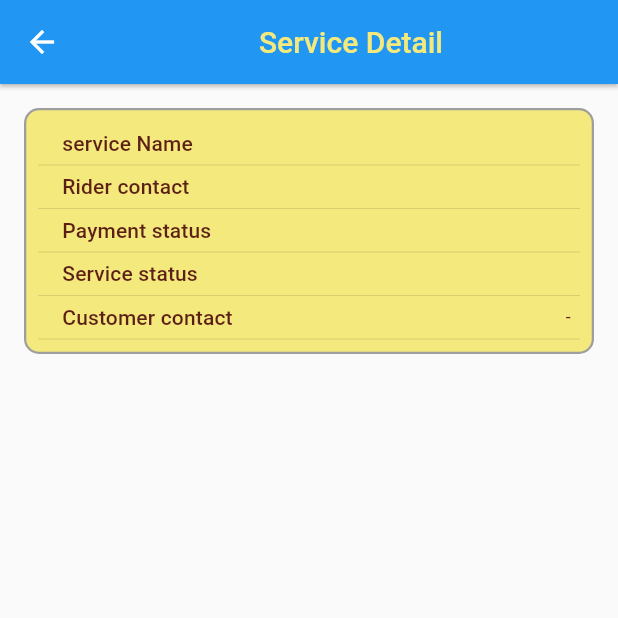
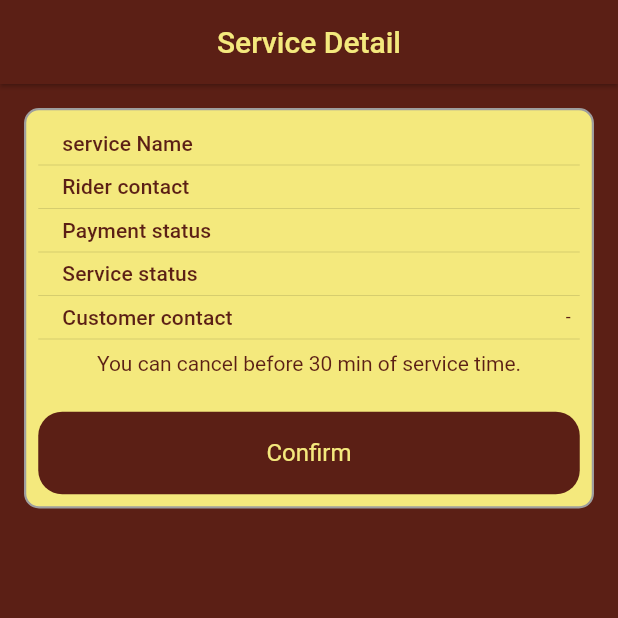
Before and after one commit to Ayush-Jung/errunds-, a Flutter app: the RiderDetailScreen screen opened directly, on a phone screen of 412 x 824 dp, the top half of it. Run offline on Flutter 3.47's test engine with Material 2 defaults, Android fonts, the phone set to English and light mode, and no system bars; our stand-ins replace avatar_glow, cloud_firestore, firebase_auth, firebase_core, firebase_storage, flutter_svg and 2 more; accounts and stored records are empty; project files that could hold a hidden picture were left out.

Commit message:
smoting stat

```diff
--- a/lib/screens/customer/rider_detail.dart
+++ b/lib/screens/customer/rider_detail.dart
@@ -1,8 +1,10 @@
+import 'package:errunds_application/custom_item/custom_button.dart';
 import 'package:errunds_application/custom_item/custom_container.dart';
 import 'package:errunds_application/helpers/colors.dart';
 import 'package:errunds_application/helpers/custom_text_field.dart';
 import 'package:errunds_application/models/customer_Models/rider_Models/errund_user.dart';
 import 'package:errunds_application/models/customer_Models/service.dart';
+import 'package:errunds_application/screens/driver/rider_welcome_page.dart';
 import 'package:flutter/material.dart';
 
 class RiderDetailScreen extends StatefulWidget {
@@ -15,16 +17,21 @@ class RiderDetailScreen extends StatefulWidget {
 }
 
 class _RiderDetailScreenState extends State<RiderDetailScreen> {
+  bool loading = false;
+
   @override
   Widget build(BuildContext context) {
     return Scaffold(
+      backgroundColor: secondaryColor,
       appBar: AppBar(
+        automaticallyImplyLeading: false,
+        backgroundColor: secondaryColor,
         elevation: 1.2,
-        title: Center(
-            child: Text(
+        centerTitle: true,
+        title: Text(
           "Service Detail",
           style: TextStyle(color: primaryColor),
-        )),
+        ),
       ),
       body: SafeArea(
         child: SingleChildScrollView(
@@ -45,6 +52,23 @@ class _RiderDetailScreenState extends State<RiderDetailScreen> {
                           getKeyFromServiceStatusType(widget.service?.status)),
                   getKeyValue(context, "Customer contact",
                       value: widget.service?.contact_num ?? "-"),
+                  Padding(
+                      padding: EdgeInsets.all(8),
+                      child: Text(
+                          "You can cancel before 30 min of service time.",
+                          style: TextStyle(color: secondaryColor))),
+                  CustomButton(
+                      label: "Confirm",
+                      loading: loading,
+                      textColor: primaryColor,
+                      onPress: () {
+                        Navigator.push(
+                          context,
+                          MaterialPageRoute(
+                            builder: (_) => RiderWelcomeScreen(),
+                          ),
+                        );
+                      }),
                 ],
               ),
             ),
--- a/lib/screens/customer/show_online_rider.dart
+++ b/lib/screens/customer/show_online_rider.dart
@@ -184,13 +184,17 @@ class _ScanOnlineRiderState extends State<ScanOnlineRider> {
                 titleVaue: "Rider Name:",
                 riderName: onlineRider.fName,
               ),
+              const SizedBox(height: 5),
               StyledRiderCard(
                 titleVaue: "Contact no:",
                 riderName: onlineRider.phoneNumber,
               ),
               const SizedBox(height: 10),
               ElevatedButton(
-                child: const Text("Continue"),
+                child: Text("Continue", style: TextStyle(color: primaryColor)),
+                style: ButtonStyle(
+                  backgroundColor: MaterialStateProperty.all(secondaryColor),
+                ),
                 onPressed: () {
                   Navigator.pop(context, true);
                   Navigator.push(
--- a/pubspec.yaml
+++ b/pubspec.yaml
@@ -42,6 +42,7 @@ dev_dependencies:
   firebase_storage: ^10.2.3
   path_provider: ^2.0.8
   flutter_svg: ^0.23.0+1
+  flutter_rating_bar: ^4.0.0
   intl: ^0.17.0
   flutter_test:
     sdk: flutter
```
Also changed, not shown: lib/screens/driver/service_detail.dart (+33 -3 lines), pubspec.lock.
